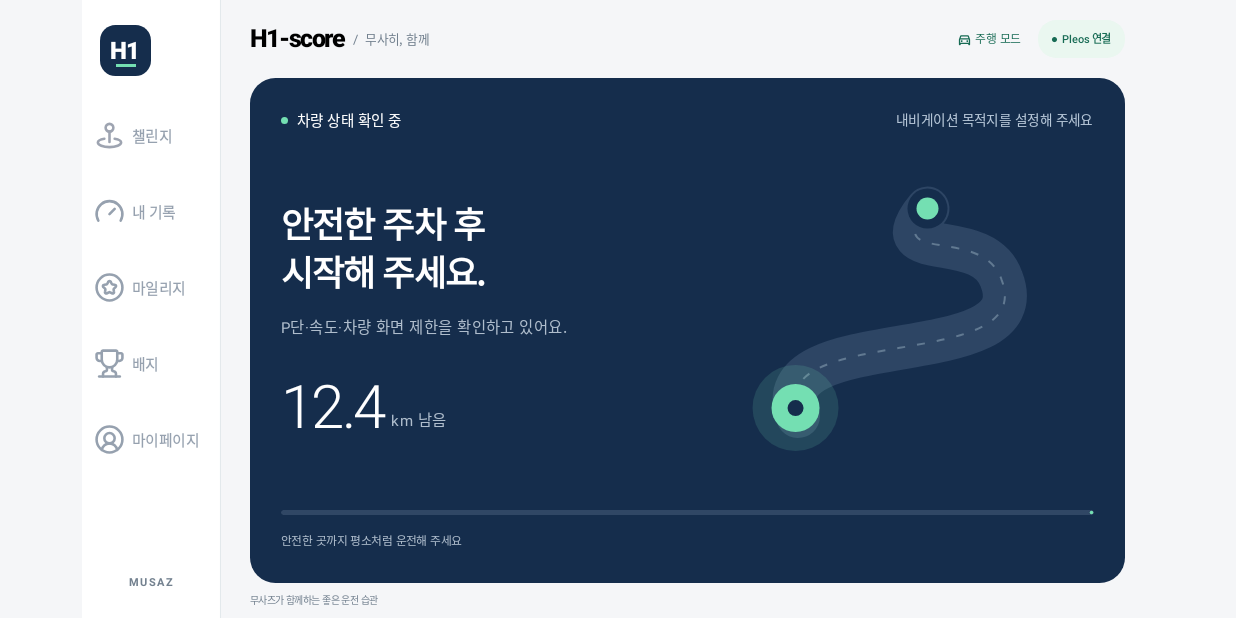
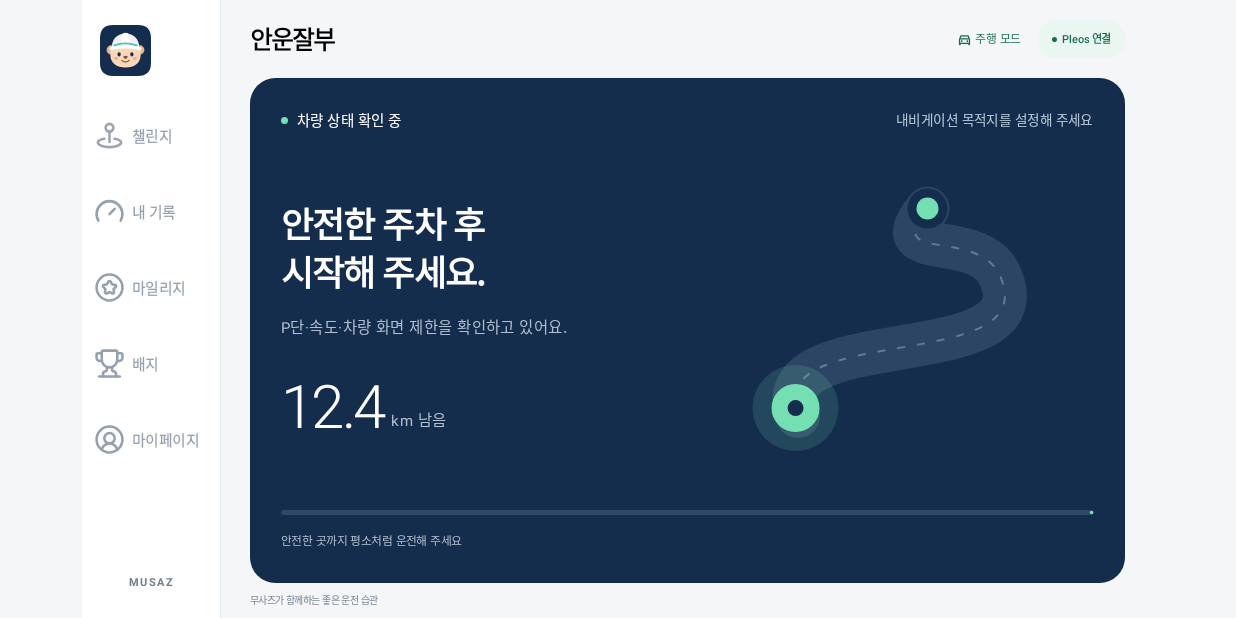
Before and after one commit to DKU-MUSAZ/h1-score, an Android app built with Jetpack Compose: the screen it shows after launch (MainActivity), on a phone screen of 824 x 412 dp (held sideways). Run offline under Robolectric (Android 15) with nearby library versions, the phone set to English and light mode, and no system bars; libraries missing offline, so code that uses them is left out: ai.pleos.playground, com.kakao.vectormap; 6 statements that could not run were skipped.

Commit message:
feat: rebrand the app as Anunjalbu

```diff
--- a/android/app/src/main/AndroidManifest.xml
+++ b/android/app/src/main/AndroidManifest.xml
@@ -20,7 +20,7 @@
     </queries>
     <uses-permission android:name="pleos.car.permission.CAR_ENERGY" />
     <uses-permission android:name="pleos.car.permission.CAR_SAFETY" />
-    <application android:name=".H1Application" android:label="H1-score" android:icon="@drawable/app_icon" android:theme="@style/Theme.H1Score" android:allowBackup="false" android:supportsRtl="true">
+    <application android:name=".H1Application" android:label="@string/app_name" android:icon="@drawable/app_icon" android:theme="@style/Theme.H1Score" android:allowBackup="false" android:supportsRtl="true">
         <service android:name=".RecordingService" android:exported="false" android:foregroundServiceType="specialUse">
             <property android:name="android.app.PROPERTY_SPECIAL_USE_FGS_SUBTYPE" android:value="User-started vehicle trip habit recording while the navigation app is visible; stops on completion or cancellation" />
         </service>
--- a/android/app/src/main/java/ai/musaz/h1score/H1App.kt
+++ b/android/app/src/main/java/ai/musaz/h1score/H1App.kt
@@ -26,6 +26,7 @@ import androidx.compose.ui.graphics.vector.ImageVector
 import androidx.compose.ui.platform.LocalDensity
 import androidx.compose.ui.res.imageResource
 import androidx.compose.ui.res.painterResource
+import androidx.compose.ui.res.stringResource
 import androidx.compose.ui.layout.ContentScale
 import androidx.compose.ui.semantics.Role
 import androidx.compose.ui.semantics.contentDescription
@@ -70,7 +71,7 @@ private val Gold=H1Style.Gold
 @Composable private fun CompactNavigationPanel(vm: ChallengeViewModel) {
     val waiting = vm.phase == Phase.RESERVED
     Column(Modifier.fillMaxSize().background(Ink).verticalScroll(rememberScrollState()).padding(24.dp)) {
-        Text("H1-score",color=Color.White,fontSize=23.sp,fontWeight=FontWeight.Bold)
+        Text(stringResource(R.string.app_name),color=Color.White,fontSize=23.sp,fontWeight=FontWeight.Bold)
         Spacer(Modifier.height(18.dp))
         Tag(when(vm.phase) {
             Phase.RESERVED -> "참가 예약 완료"
@@ -121,11 +122,11 @@ private val Gold=H1Style.Gold
                 .padding(start = 6.dp, end = 6.dp, top = 28.dp, bottom = 26.dp),
             horizontalAlignment = Alignment.CenterHorizontally
         ) {
-            Box(Modifier.align(Alignment.Start).padding(start = 14.dp)
-                .size(56.dp).clip(RoundedCornerShape(17.dp)).background(Ink), contentAlignment = Alignment.Center) {
-                Text("H1",fontSize=26.sp,fontWeight=FontWeight.Black,color=Color.White)
-                Box(Modifier.align(Alignment.BottomCenter).padding(bottom=10.dp).width(22.dp).height(3.dp).background(Mint))
-            }
+            Image(
+                painter = painterResource(R.drawable.app_icon),
+                contentDescription = null,
+                modifier = Modifier.align(Alignment.Start).padding(start = 14.dp).size(56.dp)
+            )
             Spacer(Modifier.height(30.dp))
             Column(Modifier.fillMaxWidth().selectableGroup(), verticalArrangement = Arrangement.spacedBy(12.dp)) {
                 NavItem(
@@ -151,8 +152,7 @@ private val Gold=H1Style.Gold
         VerticalDivider(color = Line)
         Column(Modifier.weight(1f).padding(horizontal=32.dp)) {
             Row(Modifier.fillMaxWidth().height(86.dp),verticalAlignment=Alignment.CenterVertically) {
-                Text("H1-score",fontWeight=FontWeight.ExtraBold,fontSize=27.sp,letterSpacing=(-1).sp)
-                Text("  /  무사히, 함께",color=Muted,fontSize=14.sp)
+                Text(stringResource(R.string.app_name),fontWeight=FontWeight.ExtraBold,fontSize=27.sp,letterSpacing=(-1).sp)
                 Spacer(Modifier.weight(1f))
                 Icon(if(vm.parked) Icons.Outlined.LocalParking else Icons.Outlined.DirectionsCar,null,Modifier.size(17.dp),tint=Green)
                 Text(if(vm.parked) " 주차 중" else " 주행 모드",color=Green,fontSize=13.sp,fontWeight=FontWeight.Medium)
--- a/android/app/src/main/res/drawable-nodpi/app_icon.xml
+++ b/android/app/src/main/res/drawable-nodpi/app_icon.xml
@@ -1,5 +1,23 @@
 <vector xmlns:android="http://schemas.android.com/apk/res/android" android:width="108dp" android:height="108dp" android:viewportWidth="108" android:viewportHeight="108">
-    <path android:fillColor="#142C4E" android:pathData="M0,0h108v108h-108z" />
-    <path android:fillColor="#FFFFFF" android:pathData="M23,29h11v19h18v-19h11v50h-11v-20h-18v20h-11z M72,34l12,-5v50h-11v-35h-1z" />
-    <path android:fillColor="#71DCB2" android:pathData="M23,86h61v5h-61z" />
+    <path android:fillColor="#142C4E" android:pathData="M28,0H80Q108,0 108,28V80Q108,108 80,108H28Q0,108 0,80V28Q0,0 28,0Z" />
+    <path android:fillColor="#E8B588"
+        android:pathData="M34,53A10,10 0,1 1,14 53A10,10 0,1 1,34 53Z M94,53A10,10 0,1 1,74 53A10,10 0,1 1,94 53Z" />
+    <path android:fillColor="#F9D7B7"
+        android:pathData="M22,56C22,42 36,35 54,35C72,35 86,42 86,56V64C86,80 73,90 54,90C35,90 22,80 22,64Z" />
+    <path android:fillColor="#F2AA97"
+        android:pathData="M38,71A4,3 0,1 1,30 71A4,3 0,1 1,38 71Z M78,71A4,3 0,1 1,70 71A4,3 0,1 1,78 71Z" />
+    <path android:fillColor="#142C4E"
+        android:pathData="M44,62A3.5,4.5 0,1 1,37 62A3.5,4.5 0,1 1,44 62Z M71,62A3.5,4.5 0,1 1,64 62A3.5,4.5 0,1 1,71 62Z" />
+    <path android:fillColor="#84533D"
+        android:pathData="M54,65C58,65 60,67 58,69L56,71Q54,73 52,71L50,69C48,67 50,65 54,65Z" />
+    <path android:strokeColor="#84533D" android:strokeWidth="2.5" android:strokeLineCap="round"
+        android:pathData="M46,75Q54,82 62,75" />
+    <path android:fillColor="#F1F2F7"
+        android:pathData="M25,47C25,30 37,18 54,18C71,18 83,30 83,47Z" />
+    <path android:fillColor="#FFFFFF"
+        android:pathData="M48,18Q54,15 60,18L64,43H44Z" />
+    <path android:strokeColor="#55C6A0" android:strokeWidth="4" android:strokeLineCap="round"
+        android:pathData="M30,43Q54,35 78,43" />
+    <path android:fillColor="#FFFFFF"
+        android:pathData="M22,47Q54,40 86,47Q90,48 88,52Q87,54 83,53Q54,47 25,53Q21,54 20,51Q19,48 22,47Z" />
 </vector>
--- /dev/null
+++ b/android/app/src/main/res/drawable/ic_notification_drive.xml
@@ -0,0 +1,7 @@
+<vector xmlns:android="http://schemas.android.com/apk/res/android"
+    android:width="24dp" android:height="24dp" android:viewportWidth="24" android:viewportHeight="24">
+    <path android:strokeColor="#FFFFFF" android:strokeWidth="2.4" android:strokeLineCap="round" android:strokeLineJoin="round"
+        android:pathData="M4,10L9,15L19,5" />
+    <path android:strokeColor="#FFFFFF" android:strokeWidth="1.6" android:strokeLineCap="round"
+        android:pathData="M4,21C11,21 16,18 20,14" />
+</vector>
--- /dev/null
+++ b/android/app/src/main/res/values/strings.xml
@@ -0,0 +1,6 @@
+<?xml version="1.0" encoding="utf-8"?>
+<resources>
+    <string name="app_name">안운잘부</string>
+    <string name="notification_result_title">%1$s 주행 결과가 준비됐어요</string>
+    <string name="notification_recording_title">%1$s 주행 기록</string>
+</resources>
--- a/android/settings.gradle.kts
+++ b/android/settings.gradle.kts
@@ -11,5 +11,5 @@ dependencyResolutionManagement {
         }
     }
 }
-rootProject.name = "H1-score"
+rootProject.name = "안운잘부"
 include(":app", ":core")
```
Also changed, not shown: android/app/src/main/java/ai/musaz/h1score/RecordingService.kt (+4 -3 lines), 13 other files.
